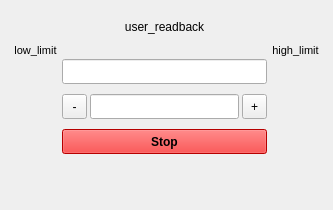
Qt form typhos/ui/widgets/positioner.ui (pcdshub/typhos) before a commit.
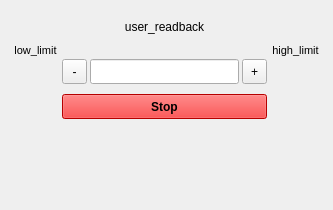
The same form after that commit. Custom widgets are drawn as their Qt base class.

Commit message: WIP: Trying to make positioner widget also behave with StatePositioner.

The edit to the form file:
```diff
--- a/typhos/ui/widgets/positioner.ui
+++ b/typhos/ui/widgets/positioner.ui
@@ -156,7 +156,7 @@
        </layout>
       </item>
       <item>
-       <layout class="QVBoxLayout" name="value_layout" stretch="1,0,1,1,0,0,0">
+       <layout class="QVBoxLayout" name="value_layout" stretch="1,0,0,1,0,0,0">
         <property name="spacing">
          <number>10</number>
         </property>
@@ -208,20 +208,11 @@
          </widget>
         </item>
         <item>
-         <widget class="QLineEdit" name="set_value">
-          <property name="minimumSize">
-           <size>
-            <width>20</width>
-            <height>25</height>
-           </size>
+         <layout class="QVBoxLayout" name="setpoint_layout">
+          <property name="spacing">
+           <number>0</number>
           </property>
-          <property name="styleSheet">
-           <string notr="true"/>
-          </property>
-          <property name="alignment">
-           <set>Qt::AlignCenter</set>
-          </property>
-         </widget>
+         </layout>
         </item>
         <item>
          <layout class="QHBoxLayout" name="tweak_layout" stretch="0,1,0">
```
The commit also changes 3 other files.
